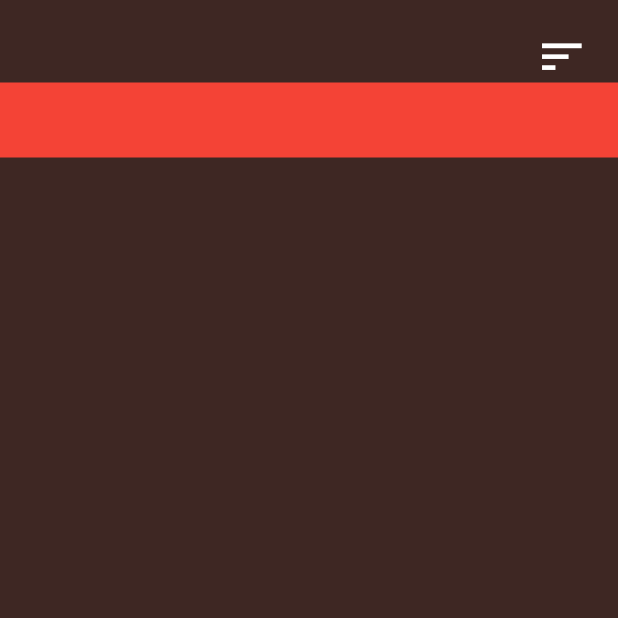
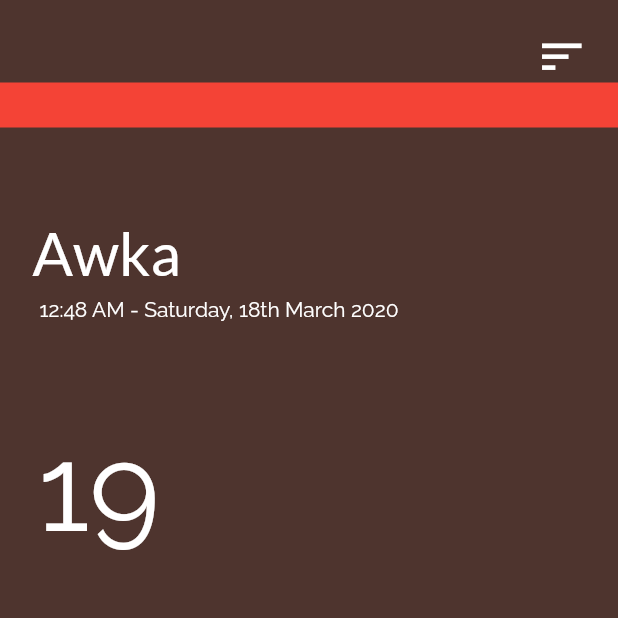
Before and after one commit to CynthiaPeter/Live-Weather, a Flutter app: the screen it shows after launch, on a phone screen of 412 x 824 dp, the top half of it. Run offline on Flutter 3.47's test engine with Material 2 defaults, Android fonts, the phone set to English and light mode, and no system bars; our stand-ins replace google_fonts.

Commit message:
UI in progress

```diff
--- a/lib/weather_app_ui.dart
+++ b/lib/weather_app_ui.dart
@@ -1,4 +1,5 @@
 import 'package:flutter/material.dart';
+import 'package:google_fonts/google_fonts.dart';
 
 class WeatherApp extends StatefulWidget {
   @override
@@ -9,9 +10,9 @@ class _WeatherAppState extends State<WeatherApp> {
   @override
   Widget build(BuildContext context) {
     return Scaffold(
-      backgroundColor: Colors.brown[900],
-      body:  Center(
-        child:Column(
+      backgroundColor: Colors.brown[800],
+      body: Center(
+        child: Column(
           children: <Widget>[
             Container(
               alignment: Alignment.topRight,
@@ -19,11 +20,30 @@ class _WeatherAppState extends State<WeatherApp> {
               child: Icon(Icons.sort, color: Colors.white, size: 35),
             ),
             Container(
-              height:50,
+              height: 30,
               color: Colors.red,
+              //child: ,
             ),
+            SizedBox(height: 60),
+            Container(
+              margin: EdgeInsets.fromLTRB(10, 0, 280.0, 0.0),
+              child: Text(
+                'Awka',
+              style: GoogleFonts.lato(fontSize: 40, color: Colors.white,
+              ),
+            ),),
+            Container(margin: EdgeInsets.fromLTRB(10, 5.0, 130.0, 0.0),
+              child:
+              Text('12:48 AM - Saturday, 18th March 2020', style: GoogleFonts.raleway(color: Colors.white),)
+            ,),
+            SizedBox(height: 60),
+            Container(
+              margin: EdgeInsets.fromLTRB(10, 5.0, 290.0, 0.0),
+              child: Text('19', style: GoogleFonts.raleway(color: Colors.white, fontSize: 80),
+            ),)
           ],
-        ),),
+        ),
+      ),
     );
   }
 }
```
Also changed, not shown: pubspec.yaml (+2 -10 lines), pubspec.lock.
